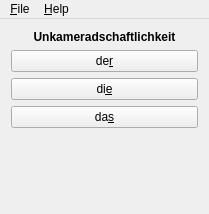
First picture: the form in mainwindow.ui, repository lawand/gngt, before the edit.
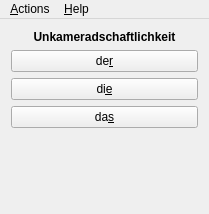
Second picture: the form after the edit.

Commit message: changed menu name

The edit to the form file:
```diff
--- a/mainwindow.ui
+++ b/mainwindow.ui
@@ -88,7 +88,7 @@
    </property>
    <widget class="QMenu" name="menuFile">
     <property name="title">
-     <string>&amp;File</string>
+     <string>&amp;Actions</string>
     </property>
     <addaction name="actionEdit_Nouns"/>
     <addaction name="actionExit"/>
```
